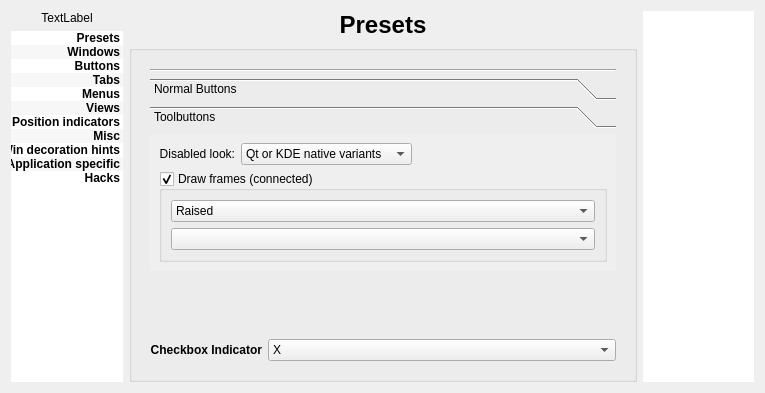
The window that config/config.ui (deiv/bespin-pkg) describes before a commit, drawn with Qt 5.
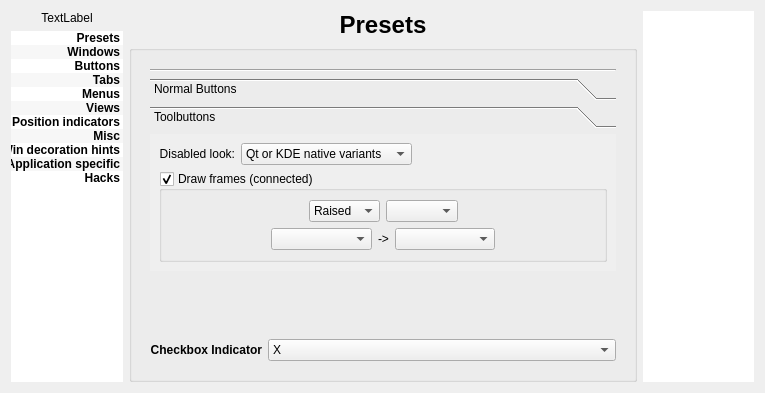
The same window after the commit. The open tabs and pages were chosen to show the change.

Commit message: support connected toolbutton gradients and colors

Diff of the .ui file:
```diff
--- a/config/config.ui
+++ b/config/config.ui
@@ -1206,7 +1206,7 @@
                <x>0</x>
                <y>0</y>
                <width>478</width>
-               <height>160</height>
+               <height>131</height>
               </rect>
              </property>
              <attribute name="label">
@@ -1269,8 +1269,23 @@
                 <property name="checked">
                  <bool>true</bool>
                 </property>
-                <layout class="QGridLayout" name="gridLayout_4">
-                 <item row="0" column="0">
+                <layout class="QVBoxLayout" name="verticalLayout_7">
+                 <item>
+                  <layout class="QHBoxLayout" name="horizontalLayout_6">
+                   <item>
+                    <spacer name="horizontalSpacer_11">
+                     <property name="orientation">
+                      <enum>Qt::Horizontal</enum>
+                     </property>
+                     <property name="sizeHint" stdset="0">
+                      <size>
+                       <width>40</width>
+                       <height>20</height>
+                      </size>
+                     </property>
+                    </spacer>
+                   </item>
+                   <item>
                   <widget class="QComboBox" name="toolbuttonLayer">
                    <property name="enabled">
                     <bool>true</bool>
@@ -1287,13 +1302,88 @@
                    </item>
                   </widget>
                  </item>
-                 <item row="1" column="0">
+                   <item>
                   <widget class="QComboBox" name="toolbuttonGradient">
                    <property name="enabled">
                     <bool>true</bool>
                    </property>
                   </widget>
                  </item>
+                   <item>
+                    <spacer name="horizontalSpacer_4">
+                     <property name="orientation">
+                      <enum>Qt::Horizontal</enum>
+                     </property>
+                     <property name="sizeHint" stdset="0">
+                      <size>
+                       <width>40</width>
+                       <height>20</height>
+                      </size>
+                     </property>
+                    </spacer>
+                   </item>
+                  </layout>
+                 </item>
+                 <item>
+                  <layout class="QHBoxLayout" name="horizontalLayout_5">
+                   <item>
+                    <spacer name="horizontalSpacer_12">
+                     <property name="orientation">
+                      <enum>Qt::Horizontal</enum>
+                     </property>
+                     <property name="sizeHint" stdset="0">
+                      <size>
+                       <width>40</width>
+                       <height>20</height>
+                      </size>
+                     </property>
+                    </spacer>
+                   </item>
+                   <item>
+                    <widget class="QComboBox" name="toolbuttonRole">
+                     <property name="sizePolicy">
+                      <sizepolicy hsizetype="MinimumExpanding" vsizetype="Fixed">
+                       <horstretch>0</horstretch>
+                       <verstretch>0</verstretch>
+                      </sizepolicy>
+                     </property>
+                    </widget>
+                   </item>
+                   <item>
+                    <widget class="QLabel" name="label_58">
+                     <property name="text">
+                      <string>-&gt;</string>
+                     </property>
+                     <property name="alignment">
+                      <set>Qt::AlignCenter</set>
+                     </property>
+                    </widget>
+                   </item>
+                   <item>
+                    <widget class="QComboBox" name="toolbuttonActiveRole">
+                     <property name="sizePolicy">
+                      <sizepolicy hsizetype="MinimumExpanding" vsizetype="Fixed">
+                       <horstretch>0</horstretch>
+                       <verstretch>0</verstretch>
+                      </sizepolicy>
+                     </property>
+                    </widget>
+                   </item>
+                   <item>
+                    <spacer name="horizontalSpacer_5">
+                     <property name="orientation">
+                      <enum>Qt::Horizontal</enum>
+                     </property>
+                     <property name="sizeHint" stdset="0">
+                      <size>
+                       <width>40</width>
+                       <height>20</height>
+                      </size>
+                     </property>
+                    </spacer>
+                   </item>
+                  </layout>
+                 </item>
                 </layout>
                </widget>
               </item>
@@ -1351,6 +1441,9 @@
             <property name="orientation">
              <enum>Qt::Vertical</enum>
             </property>
+            <property name="sizeType">
+             <enum>QSizePolicy::Expanding</enum>
+            </property>
             <property name="sizeHint" stdset="0">
              <size>
               <width>20</width>
```
Left out of the diff: 12 changed lines with no effect on the pictures. Lines whose indentation alone changed are shown as unchanged. The commit also changes 8 other files.
